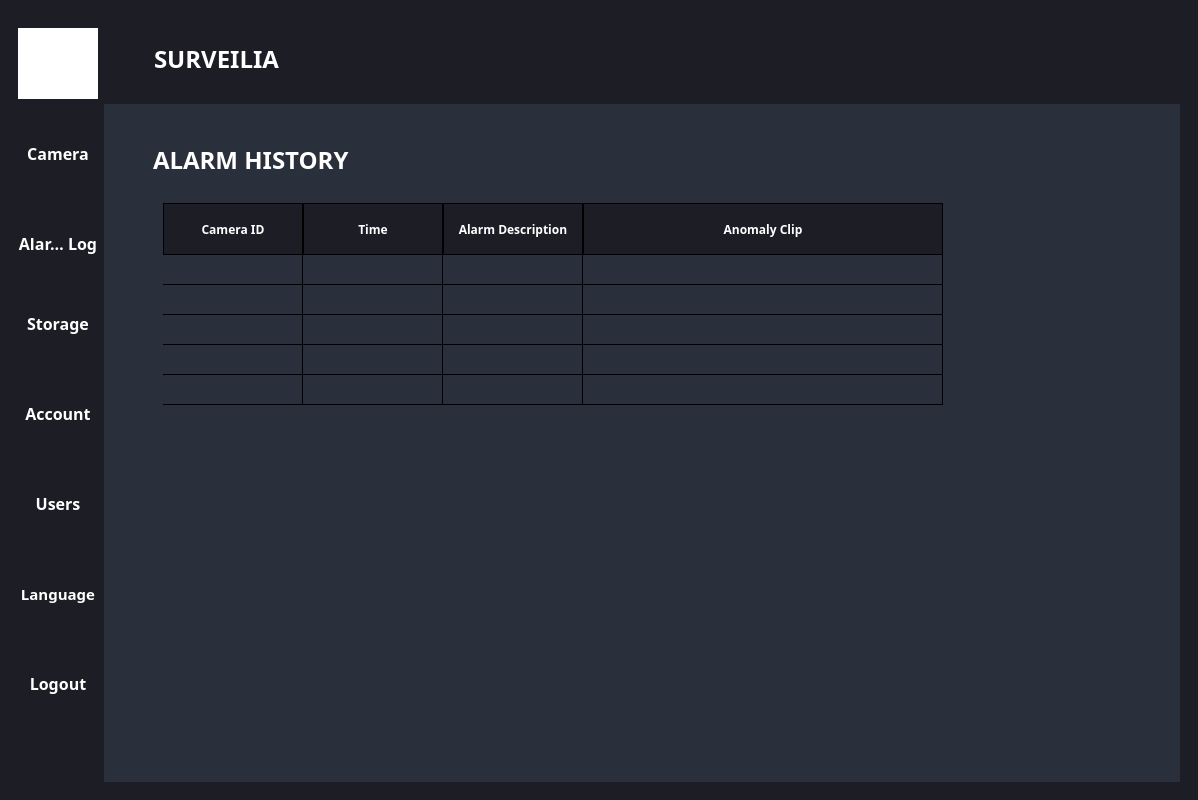
First picture: the form in surveiliaFrontEnd.ui, repository IfrahTehleel/SurveiliaFrontEnd, before the edit.
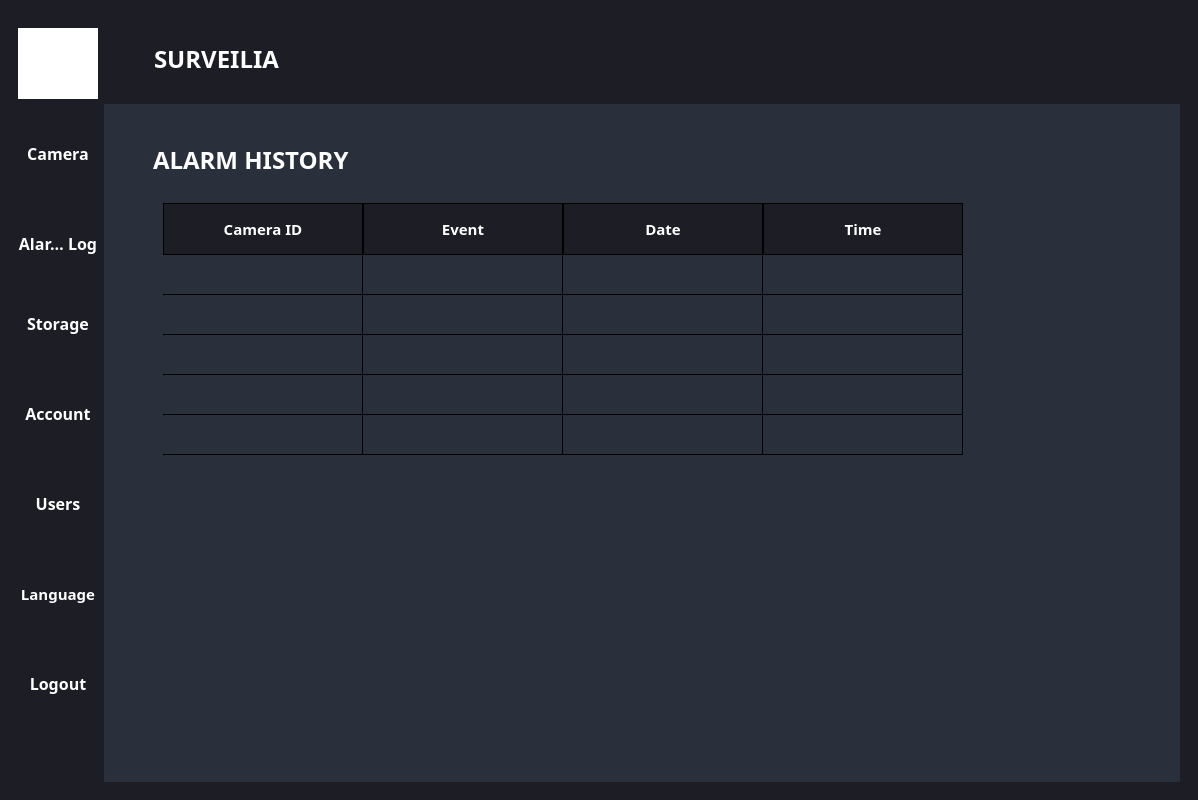
Second picture: the form after the edit. The open tabs and pages were chosen to show the change. Icons and pictures are not drawn.

What changed in the file:
```diff
--- a/surveiliaFrontEnd.ui
+++ b/surveiliaFrontEnd.ui
@@ -1530,7 +1530,7 @@
                     </property>
                     <property name="minimumSize">
                      <size>
-                      <width>800</width>
+                      <width>900</width>
                       <height>0</height>
                      </size>
                     </property>
@@ -1549,7 +1549,7 @@
 
     padding: 2px;
     border: 1px solid black;
-    font-size: 12px;
+    font-size: 15px;
 font-weight:bold;
 
 }
@@ -1577,17 +1577,26 @@
                      <bool>true</bool>
                     </attribute>
                     <attribute name="horizontalHeaderDefaultSectionSize">
-                     <number>140</number>
+                     <number>200</number>
+                    </attribute>
+                    <attribute name="horizontalHeaderHighlightSections">
+                     <bool>true</bool>
                     </attribute>
                     <attribute name="horizontalHeaderMinimumSectionSize">
                      <number>50</number>
                     </attribute>
                     <attribute name="horizontalHeaderStretchLastSection">
-                     <bool>true</bool>
+                     <bool>false</bool>
                     </attribute>
                     <attribute name="verticalHeaderVisible">
                      <bool>false</bool>
                     </attribute>
+                    <attribute name="verticalHeaderCascadingSectionResizes">
+                     <bool>false</bool>
+                    </attribute>
+                    <attribute name="verticalHeaderDefaultSectionSize">
+                     <number>40</number>
+                    </attribute>
                     <attribute name="verticalHeaderMinimumSectionSize">
                      <number>30</number>
                     </attribute>
@@ -1621,21 +1630,21 @@
                       <string>Camera ID</string>
                      </property>
                     </column>
+                    <column>
+                     <property name="text">
+                      <string>Event</string>
+                     </property>
+                    </column>
+                    <column>
+                     <property name="text">
+                      <string>Date</string>
+                     </property>
+                    </column>
                     <column>
                      <property name="text">
                       <string>Time</string>
                      </property>
                     </column>
-                    <column>
-                     <property name="text">
-                      <string>Alarm Description</string>
-                     </property>
-                    </column>
-                    <column>
-                     <property name="text">
-                      <string>Anomaly Clip</string>
-                     </property>
-                    </column>
                    </widget>
                   </item>
                   <item>
```
Left out of the diff: 12 changed lines with no effect on the pictures.
